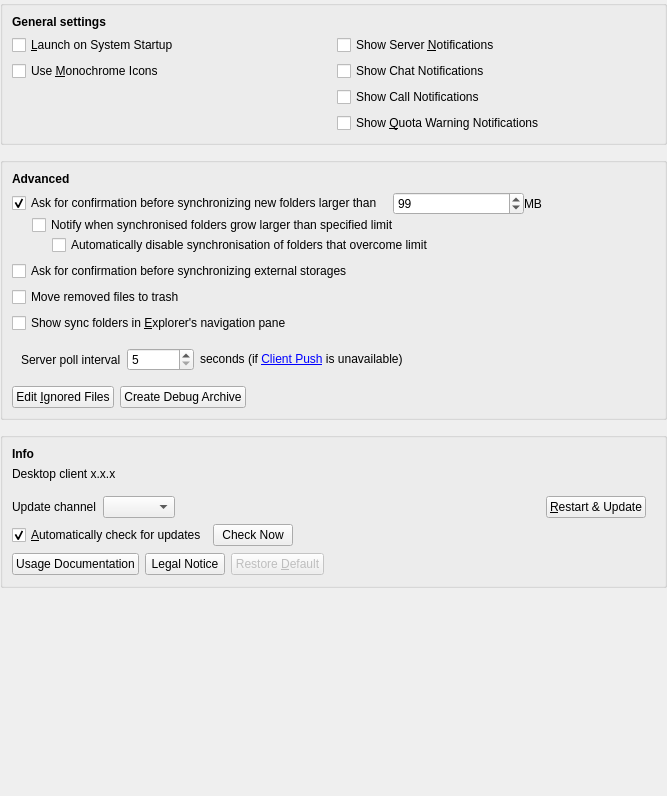
Above: src/gui/generalsettings.ui from nextcloud/desktop before the change. Below: the same form after it.
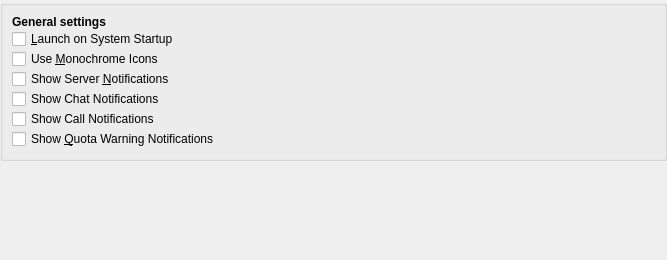
That is the form after the change.

Commit message: feature: Regrouping of settings dialog

The edit to the form file:
```diff
--- a/src/gui/generalsettings.ui
+++ b/src/gui/generalsettings.ui
@@ -7,7 +7,7 @@
     <x>0</x>
     <y>0</y>
     <width>667</width>
-    <height>796</height>
+    <height>260</height>
    </rect>
   </property>
   <property name="windowTitle">
@@ -34,8 +34,11 @@
      <property name="title">
       <string/>
      </property>
-     <layout class="QGridLayout" name="gridLayout_2">
-      <item row="0" column="0" colspan="2">
+     <layout class="QVBoxLayout" name="generalSettingsLayout">
+      <property name="spacing">
+       <number>0</number>
+      </property>
+      <item>
        <widget class="QLabel" name="generalGroupBoxTitle">
         <property name="font">
          <font>
@@ -47,21 +50,14 @@
         </property>
        </widget>
       </item>
-      <item row="1" column="0">
+      <item>
        <widget class="QCheckBox" name="autostartCheckBox">
         <property name="text">
          <string>&amp;Launch on System Startup</string>
         </property>
        </widget>
       </item>
-      <item row="3" column="1">
-       <widget class="QCheckBox" name="callNotificationsCheckBox">
-        <property name="text">
-         <string>Show Call Notifications</string>
-        </property>
-       </widget>
-      </item>
-      <item row="2" column="0">
+      <item>
        <widget class="QCheckBox" name="monoIconsCheckBox">
         <property name="toolTip">
          <string>For System Tray</string>
@@ -71,21 +67,28 @@
         </property>
        </widget>
       </item>
-      <item row="2" column="1">
-       <widget class="QCheckBox" name="chatNotificationsCheckBox">
-        <property name="text">
-         <string>Show Chat Notifications</string>
-        </property>
-       </widget>
-      </item>
-      <item row="1" column="1">
+      <item>
        <widget class="QCheckBox" name="serverNotificationsCheckBox">
         <property name="text">
          <string>Show Server &amp;Notifications</string>
         </property>
        </widget>
       </item>
-      <item row="4" column="1">
+      <item>
+       <widget class="QCheckBox" name="chatNotificationsCheckBox">
+        <property name="text">
+         <string>Show Chat Notifications</string>
+        </property>
+       </widget>
+      </item>
+      <item>
+       <widget class="QCheckBox" name="callNotificationsCheckBox">
+        <property name="text">
+         <string>Show Call Notifications</string>
+        </property>
+       </widget>
+      </item>
+      <item>
        <widget class="QCheckBox" name="quotaWarningNotificationsCheckBox">
         <property name="text">
          <string>Show &amp;Quota Warning Notifications</string>
@@ -96,447 +99,13 @@
     </widget>
    </item>
    <item row="1" column="0">
-    <widget class="QGroupBox" name="advancedGroupBox">
-     <property name="title">
-      <string/>
-     </property>
-     <layout class="QVBoxLayout" name="verticalLayout">
-      <item>
-       <widget class="QLabel" name="advancedGroupBoxTitle">
-        <property name="font">
-         <font>
-          <bold>true</bold>
-         </font>
-        </property>
-        <property name="text">
-         <string>Advanced</string>
-        </property>
-       </widget>
-      </item>
-      <item>
-       <layout class="QVBoxLayout" name="verticalLayout_4">
-        <property name="spacing">
-         <number>0</number>
-        </property>
-        <item>
-         <layout class="QHBoxLayout" name="horizontalLayout_3">
-          <item>
-           <widget class="QCheckBox" name="newFolderLimitCheckBox">
-            <property name="text">
-             <string>Ask for confirmation before synchronizing new folders larger than</string>
-            </property>
-            <property name="checked">
-             <bool>true</bool>
-            </property>
-           </widget>
-          </item>
-          <item>
-           <spacer name="horizontalSpacer">
-            <property name="orientation">
-             <enum>Qt::Orientation::Horizontal</enum>
-            </property>
-            <property name="sizeType">
-             <enum>QSizePolicy::Policy::Fixed</enum>
-            </property>
-            <property name="sizeHint" stdset="0">
-             <size>
-              <width>10</width>
-              <height>20</height>
-             </size>
-            </property>
-           </spacer>
-          </item>
-          <item>
-           <widget class="QSpinBox" name="newFolderLimitSpinBox">
-            <property name="maximum">
-             <number>999999</number>
-            </property>
-            <property name="value">
-             <number>99</number>
-            </property>
-           </widget>
-          </item>
-          <item>
-           <widget class="QLabel" name="label">
-            <property name="text">
-             <string extracomment="Trailing part of &quot;Ask confirmation before syncing folder larger than&quot; ">MB</string>
-            </property>
-           </widget>
-          </item>
-         </layout>
-        </item>
-        <item>
-         <layout class="QHBoxLayout" name="horizontalLayout_5">
-          <item>
-           <spacer name="horizontalSpacer_3">
-            <property name="orientation">
-             <enum>Qt::Orientation::Horizontal</enum>
-            </property>
-            <property name="sizeType">
-             <enum>QSizePolicy::Policy::Fixed</enum>
-            </property>
-            <property name="sizeHint" stdset="0">
-             <size>
-              <width>20</width>
-              <height>20</height>
-             </size>
-            </property>
-           </spacer>
-          </item>
-          <item>
-           <widget class="QCheckBox" name="existingFolderLimitCheckBox">
-            <property name="text">
-             <string>Notify when synchronised folders grow larger than specified limit</string>
-            </property>
-           </widget>
-          </item>
-         </layout>
-        </item>
-        <item>
-         <layout class="QHBoxLayout" name="horizontalLayout">
-          <item>
-           <spacer name="horizontalSpacer_5">
-            <property name="orientation">
-             <enum>Qt::Orientation::Horizontal</enum>
-            </property>
-            <property name="sizeType">
-             <enum>QSizePolicy::Policy::Fixed</enum>
-            </property>
-            <property name="sizeHint" stdset="0">
-             <size>
-              <width>40</width>
-              <height>20</height>
-             </size>
-            </property>
-           </spacer>
-          </item>
-          <item>
-           <widget class="QCheckBox" name="stopExistingFolderNowBigSyncCheckBox">
-            <property name="text">
-             <string>Automatically disable synchronisation of folders that overcome limit</string>
-            </property>
-           </widget>
-          </item>
-         </layout>
-        </item>
-       </layout>
-      </item>
-      <item>
-       <layout class="QHBoxLayout" name="horizontalLayout_8">
-        <item>
-         <widget class="QCheckBox" name="newExternalStorage">
-          <property name="text">
-           <string>Ask for confirmation before synchronizing external storages</string>
-          </property>
-         </widget>
-        </item>
-       </layout>
-      </item>
-      <item>
-       <layout class="QHBoxLayout" name="horizontalLayout_trash">
-        <item>
-         <widget class="QCheckBox" name="moveFilesToTrashCheckBox">
-          <property name="text">
-           <string>Move removed files to trash</string>
-          </property>
-         </widget>
-        </item>
-       </layout>
-      </item>
-      <item>
-       <layout class="QHBoxLayout" name="horizontalLayout_10">
-        <item>
-         <widget class="QCheckBox" name="showInExplorerNavigationPaneCheckBox">
-          <property name="text">
-           <string>Show sync folders in &amp;Explorer's navigation pane</string>
-          </property>
-         </widget>
-        </item>
-       </layout>
-      </item>
-      <item>
-       <widget class="QWidget" name="horizontalLayoutWidget_remotePollInterval">
-        <layout class="QHBoxLayout" name="horizontalLayout_remotePollInterval">
-         <item>
-          <widget class="QLabel" name="remotePollIntervalLabel">
-           <property name="text">
-            <string>Server poll interval</string>
-           </property>
-          </widget>
-         </item>
-         <item>
-          <widget class="QSpinBox" name="remotePollIntervalSpinBox">
-           <property name="minimum">
-            <number>5</number>
-           </property>
-           <property name="maximum">
-            <number>999999</number>
-           </property>
-           <property name="singleStep">
-            <number>1</number>
-           </property>
-          </widget>
-         </item>
-         <item>
-          <widget class="QLabel" name="labelInterval">
-           <property name="text">
-            <string>seconds (if &lt;a href=&quot;https://github.com/nextcloud/notify_push&quot;&gt;Client Push&lt;/a&gt; is unavailable)</string>
-           </property>
-           <property name="textFormat">
-            <enum>Qt::TextFormat::RichText</enum>
-           </property>
-           <property name="openExternalLinks">
-            <bool>true</bool>
-           </property>
-           <property name="textInteractionFlags">
-            <set>Qt::TextInteractionFlag::LinksAccessibleByKeyboard|Qt::TextInteractionFlag::LinksAccessibleByMouse</set>
-           </property>
-          </widget>
-         </item>
-         <item>
-          <spacer name="horizontalSpacer_remotePollInterval">
-           <property name="orientation">
-            <enum>Qt::Orientation::Horizontal</enum>
-           </property>
-           <property name="sizeHint" stdset="0">
-            <size>
-             <width>40</width>
-             <height>20</height>
-            </size>
-           </property>
-          </spacer>
-         </item>
-        </layout>
-       </widget>
-      </item>
-      <item>
-       <layout class="QHBoxLayout" name="horizontalLayout_4">
-        <item>
-         <widget class="QPushButton" name="ignoredFilesButton">
-          <property name="text">
-           <string>Edit &amp;Ignored Files</string>
-          </property>
-         </widget>
-        </item>
-        <item>
-         <widget class="QPushButton" name="debugArchiveButton">
-          <property name="text">
-           <string>Create Debug Archive</string>
-          </property>
-         </widget>
-        </item>
-        <item>
-         <spacer name="horizontalSpacer_4">
-          <property name="orientation">
-           <enum>Qt::Orientation::Horizontal</enum>
-          </property>
-          <property name="sizeHint" stdset="0">
-           <size>
-            <width>555</width>
-            <height>20</height>
-           </size>
-          </property>
-         </spacer>
-        </item>
-       </layout>
-      </item>
-     </layout>
-    </widget>
-   </item>
-   <item row="2" column="0">
-    <widget class="QGroupBox" name="aboutAndUpdatesGroupBox">
-     <property name="title">
-      <string/>
-     </property>
-     <layout class="QVBoxLayout" name="verticalLayout_3">
-      <item>
-       <widget class="QLabel" name="aboutAndUpdatesGroupBoxTitle">
-        <property name="font">
-         <font>
-          <bold>true</bold>
-         </font>
-        </property>
-        <property name="text">
-         <string>Info</string>
-        </property>
-       </widget>
-      </item>
-      <property name="bottomMargin">
-       <number>10</number>
-      </property>
-      <item>
-       <widget class="QLabel" name="infoAndUpdatesLabel">
-        <property name="sizePolicy">
-         <sizepolicy hsizetype="Preferred" vsizetype="Minimum">
-          <horstretch>0</horstretch>
-          <verstretch>0</verstretch>
-         </sizepolicy>
-        </property>
-        <property name="text">
-         <string>Desktop client x.x.x</string>
-        </property>
-       </widget>
-      </item>
-      <item>
-       <widget class="QFrame" name="updatesContainer">
-        <layout class="QVBoxLayout" name="updatesLayout">
-         <property name="leftMargin">
-          <number>0</number>
-         </property>
-         <property name="bottomMargin">
-          <number>1</number>
-         </property>
-         <item>
-          <layout class="QHBoxLayout" name="updatesLayout_1">
-           <item>
-            <widget class="QLabel" name="updateChannelLabel">
-             <property name="sizePolicy">
-              <sizepolicy hsizetype="Maximum" vsizetype="Preferred">
-               <horstretch>0</horstretch>
-               <verstretch>0</verstretch>
-              </sizepolicy>
-             </property>
-             <property name="text">
-              <string>Update channel</string>
-             </property>
-            </widget>
-           </item>
-           <item>
-            <widget class="QComboBox" name="updateChannel">
-             <property name="sizePolicy">
-              <sizepolicy hsizetype="Maximum" vsizetype="Fixed">
-               <horstretch>0</horstretch>
-               <verstretch>0</verstretch>
-              </sizepolicy>
-             </property>
-            </widget>
-           </item>
-           <item>
-            <widget class="QLabel" name="updateStateLabel">
-             <property name="text">
-              <string/>
-             </property>
-             <property name="wordWrap">
-              <bool>true</bool>
-             </property>
-             <property name="openExternalLinks">
-              <bool>true</bool>
-             </property>
-            </widget>
-           </item>
-           <item>
-            <widget class="QPushButton" name="restartButton">
-             <property name="sizePolicy">
-              <sizepolicy hsizetype="Maximum" vsizetype="Fixed">
-               <horstretch>0</horstretch>
-               <verstretch>0</verstretch>
-              </sizepolicy>
-             </property>
-             <property name="text">
-              <string>&amp;Restart &amp;&amp; Update</string>
-             </property>
-            </widget>
-           </item>
-          </layout>
-         </item>
-         <item>
-          <layout class="QHBoxLayout" name="updatesLayout_2">
-           <item>
-            <widget class="QCheckBox" name="autoCheckForUpdatesCheckBox">
-             <property name="sizePolicy">
-              <sizepolicy hsizetype="Minimum" vsizetype="Fixed">
-               <horstretch>0</horstretch>
-               <verstretch>0</verstretch>
-              </sizepolicy>
-             </property>
-             <property name="text">
-              <string>&amp;Automatically check for updates</string>
-             </property>
-             <property name="checked">
-              <bool>true</bool>
-             </property>
-            </widget>
-           </item>
-           <item>
-            <widget class="QPushButton" name="updateButton">
-             <property name="sizePolicy">
-              <sizepolicy hsizetype="Maximum" vsizetype="Fixed">
-               <horstretch>0</horstretch>
-               <verstretch>0</verstretch>
-              </sizepolicy>
-             </property>
-             <property name="text">
-              <string>Check Now</string>
-             </property>
-            </widget>
-           </item>
-           <item>
-            <spacer name="horizontalSpacer_6">
-             <property name="orientation">
-              <enum>Qt::Orientation::Horizontal</enum>
-             </property>
-             <property name="sizeHint" stdset="0">
-              <size>
-               <width>40</width>
-               <height>20</height>
-              </size>
-             </property>
-            </spacer>
-           </item>
-          </layout>
-         </item>
-        </layout>
-       </widget>
-      </item>
-      <item>
-       <layout class="QHBoxLayout" name="infoContainer">
-        <item>
-         <widget class="QPushButton" name="usageDocumentationButton">
-          <property name="text">
-           <string>Usage Documentation</string>
-          </property>
-         </widget>
-        </item>
-        <item>
-         <widget class="QPushButton" name="legalNoticeButton">
-          <property name="text">
-           <string>Legal Notice</string>
-          </property>
-         </widget>
-        </item>
-        <item>
-         <widget class="QPushButton" name="restoreUpdateChannelButton">
-          <property name="enabled">
-           <bool>false</bool>
-          </property>
-          <property name="text">
-           <string>Restore &amp;Default</string>
-          </property>
-         </widget>
-        </item>
-        <item>
-         <spacer name="horizontalSpacer_2">
-          <property name="orientation">
-           <enum>Qt::Orientation::Horizontal</enum>
-          </property>
-          <property name="sizeHint" stdset="0">
-           <size>
-            <width>40</width>
-            <height>20</height>
-           </size>
-          </property>
-         </spacer>
-        </item>
-       </layout>
-      </item>
-     </layout>
-    </widget>
-   </item>
-  <item row="4" column="0">
     <spacer name="verticalSpacer">
      <property name="orientation">
       <enum>Qt::Orientation::Vertical</enum>
      </property>
+     <property name="sizeType">
+      <enum>QSizePolicy::Policy::MinimumExpanding</enum>
+     </property>
      <property name="sizeHint" stdset="0">
       <size>
        <width>20</width>
```
Left out of the diff: 29 changed lines with no effect on the pictures. The commit also changes 16 other files.
